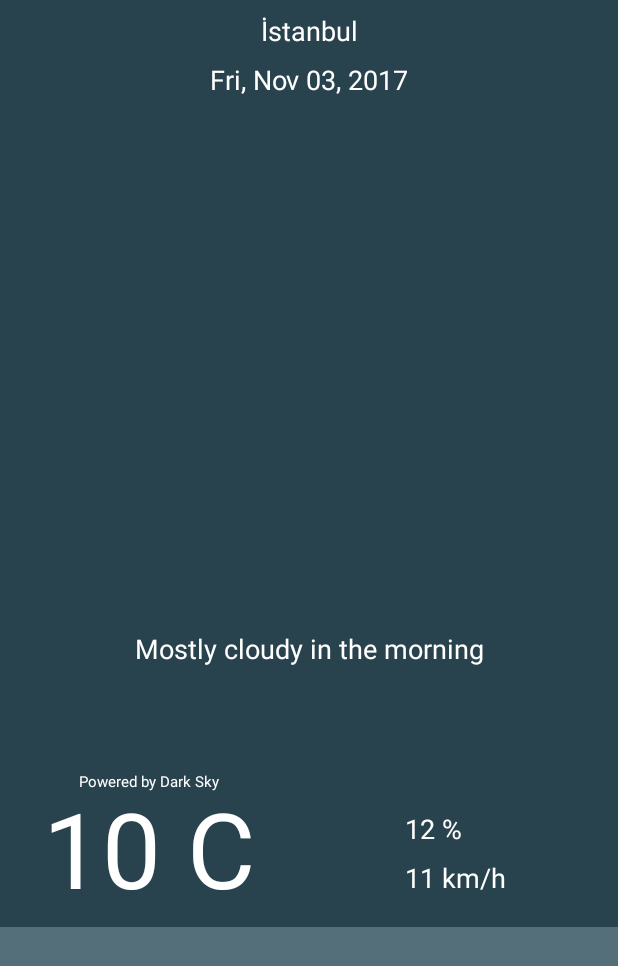
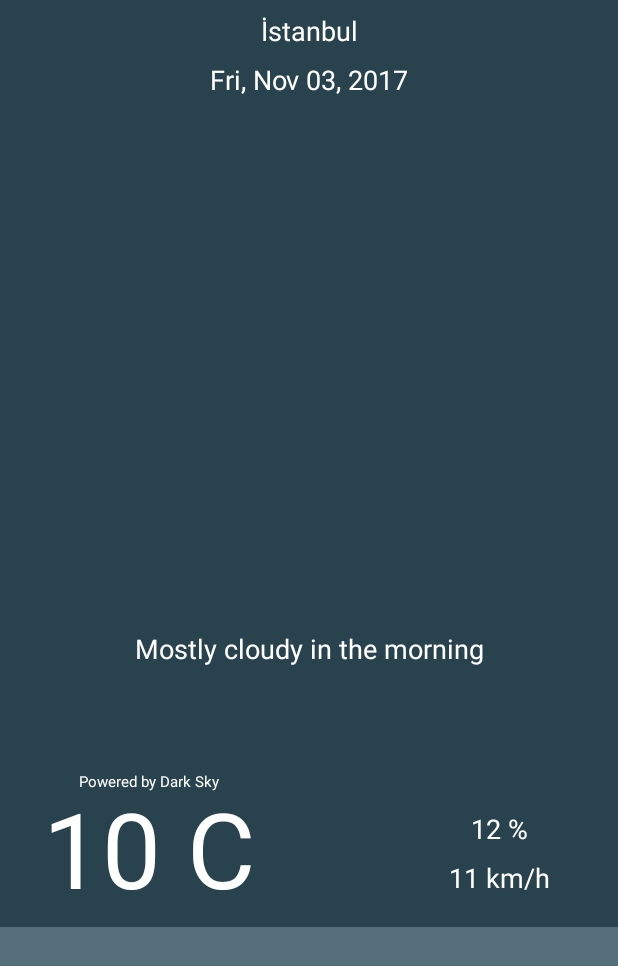
Before and after one commit to ardaozceviz/KotlinWeather, an Android app: the layout activity_main.xml on its own in the app's theme, with its tools: preview values and no code run, on a phone screen of 412 x 824 dp. Shown: the top 966 px of the screen. Run offline under Robolectric (Android 15) with nearby library versions, the phone set to English and light mode, and no system bars.

Commit message:
UI improvements

```diff
--- a/app/src/main/java/com/ardaozceviz/weather/view/adapter/ForecastListAdapter.kt
+++ b/app/src/main/java/com/ardaozceviz/weather/view/adapter/ForecastListAdapter.kt
@@ -74,7 +74,8 @@ class ForecastListAdapter(private val context: Context, private val dailyForecas
                 val iconName = ForecastCommonMapper.getIcon(condition)
                 val listItemImageResourceId = context.resources.getIdentifier(iconName, "drawable", context.packageName)
                 iconImageView?.setImageResource(listItemImageResourceId)
-                dayTextView?.text = ForecastCommonMapper.getListItemDay(currently.time.toLong())
+                //dayTextView?.text = ForecastCommonMapper.getListItemDay(currently.time.toLong())
+                dayTextView?.setText(R.string.day_today)
                 temperatureTextView?.text = ForecastCommonMapper.fahrenheitToCelsius(currently.temperature)
             }
 
--- a/app/src/main/java/com/ardaozceviz/weather/view/mappers/ForecastDataMapper.kt
+++ b/app/src/main/java/com/ardaozceviz/weather/view/mappers/ForecastDataMapper.kt
@@ -20,13 +20,13 @@ class ForecastDataMapper(forecastDataModel: ForecastDataModel) {
     init {
         val simpleDateFormatDate = SimpleDateFormat("E, MMM dd", Locale.getDefault())
         val fahrenheit = forecastDataModel.currently.apparentTemperature
-        val condition = forecastDataModel.currently.icon
+        val icon = forecastDataModel.currently.icon
 
         currentDateTimeString = simpleDateFormatDate.format(Date().time)
         location = forecastDataModel.timezone
         celsiusTemperature = ForecastCommonMapper.fahrenheitToCelsius(fahrenheit)
-        iconName = ForecastCommonMapper.getIcon(condition)
-        weatherDescription = forecastDataModel.currently.summary
+        iconName = ForecastCommonMapper.getIcon(icon)
+        weatherDescription = ForecastCommonMapper.getWeatherDescription(icon)
         humidity = ForecastCommonMapper.calculateHumidity(forecastDataModel.currently.humidity)
         wind = ForecastCommonMapper.calculateWind(forecastDataModel.currently.windSpeed)
     }
--- a/app/src/main/java/com/ardaozceviz/weather/view/mappers/ForecastItemMapper.kt
+++ b/app/src/main/java/com/ardaozceviz/weather/view/mappers/ForecastItemMapper.kt
@@ -23,7 +23,7 @@ class ForecastItemMapper(forecast: Data) {
         celsiusTemperature = ForecastCommonMapper.fahrenheitToCelsius(fahrenheit)
         dateTimeString = ForecastCommonMapper.unixToDate(forecast.time.toLong())
         iconName = ForecastCommonMapper.dayConditionToIcon(forecast.icon)
-        weatherDescription = forecast.summary
+        weatherDescription = ForecastCommonMapper.getWeatherDescription(forecast.icon)
         humidity = ForecastCommonMapper.calculateHumidity(forecast.humidity)
         wind = ForecastCommonMapper.calculateWind(forecast.windSpeed)
     }
--- a/app/src/main/res/layout/activity_main.xml
+++ b/app/src/main/res/layout/activity_main.xml
@@ -132,6 +132,7 @@
             android:layout_height="wrap_content"
             android:layout_marginEnd="16dp"
             android:layout_marginStart="8dp"
+            android:textAlignment="center"
             android:textColor="@color/colorText"
             android:textSize="18sp"
             app:layout_constraintBottom_toBottomOf="@+id/main_view_wind_icon"
@@ -145,12 +146,12 @@
             android:layout_width="0dp"
             android:layout_height="wrap_content"
             android:layout_marginEnd="16dp"
-            android:layout_marginStart="8dp"
+            android:textAlignment="center"
             android:textColor="@color/colorText"
             android:textSize="18sp"
             app:layout_constraintBottom_toBottomOf="@+id/main_view_humidity_icon"
             app:layout_constraintEnd_toEndOf="parent"
-            app:layout_constraintStart_toEndOf="@+id/main_view_humidity_icon"
+            app:layout_constraintStart_toStartOf="@+id/main_view_wind"
             app:layout_constraintTop_toTopOf="@+id/main_view_humidity_icon"
             tools:text="12 %" />
 
@@ -177,13 +178,12 @@
             android:layout_width="18dp"
             android:layout_height="18dp"
             android:layout_marginBottom="16dp"
-            android:layout_marginLeft="8dp"
+            android:layout_marginEnd="8dp"
             android:layout_marginStart="8dp"
             android:layout_marginTop="16dp"
             android:visibility="invisible"
             app:layout_constraintBottom_toTopOf="@+id/main_view_wind_icon"
             app:layout_constraintEnd_toEndOf="@+id/main_view_wind_icon"
-            app:layout_constraintHorizontal_bias="1.0"
             app:layout_constraintStart_toStartOf="@+id/main_view_wind_icon"
             app:layout_constraintTop_toBottomOf="@+id/main_view_dark_sky"
             app:srcCompat="@drawable/humidity" />
--- a/app/src/main/res/values/strings.xml
+++ b/app/src/main/res/values/strings.xml
@@ -1,4 +1,5 @@
 <resources>
     <string name="app_name">My Application</string>
     <string name="powered_by_dark_sky">Powered by Dark Sky</string>
+    <string name="day_today">Today</string>
 </resources>
```
Also changed, not shown: app/src/main/java/com/ardaozceviz/weather/view/mappers/ForecastCommonMapper.kt (+17 -5 lines).
